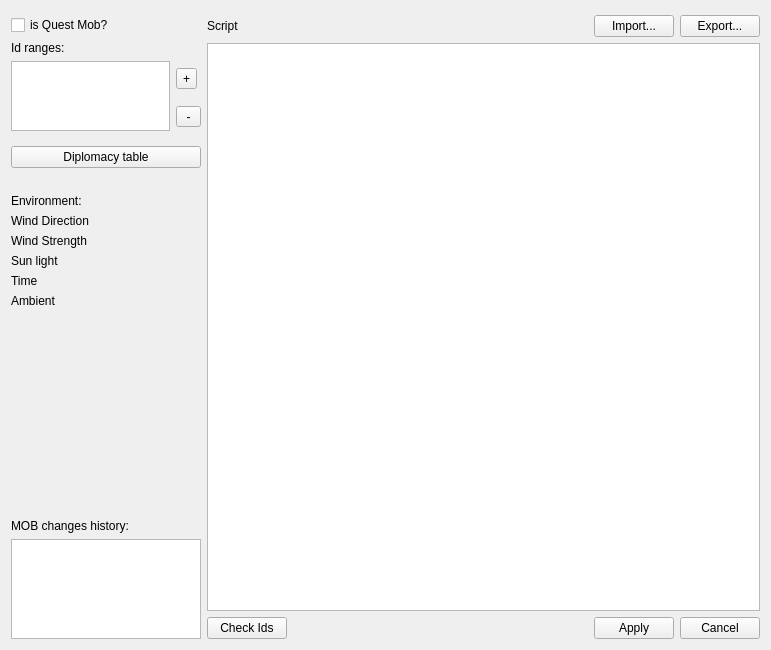
Above: mob_parameters.ui from konstvest/ei_maper before the change. Below: the same form after it.
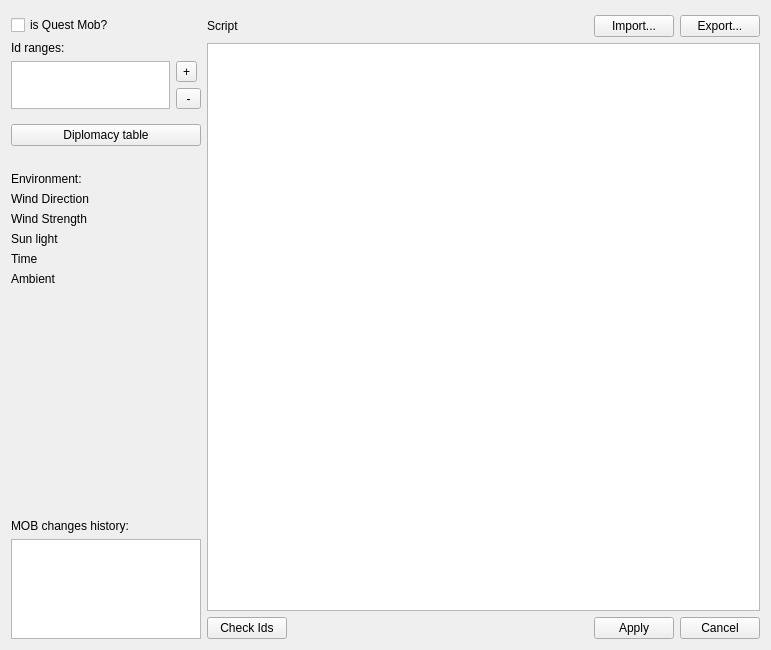
That is the form after the change.

Commit message: added ranges form with int validator

The edit to the form file:
```diff
--- a/mob_parameters.ui
+++ b/mob_parameters.ui
@@ -58,25 +58,11 @@
       </widget>
      </item>
      <item>
-      <layout class="QGridLayout" name="gridLayout">
-       <item row="0" column="1">
-        <widget class="QToolButton" name="button_plusRanges">
-         <property name="text">
-          <string>+</string>
-         </property>
-        </widget>
-       </item>
-       <item row="1" column="1">
-        <widget class="QToolButton" name="button_minusRanges">
-         <property name="text">
-          <string> - </string>
-         </property>
-        </widget>
-       </item>
-       <item row="0" column="0" rowspan="2">
+      <layout class="QHBoxLayout" name="horizontalLayout">
+       <item>
         <widget class="QListWidget" name="listRanges">
          <property name="sizePolicy">
-          <sizepolicy hsizetype="Preferred" vsizetype="Preferred">
+          <sizepolicy hsizetype="Preferred" vsizetype="Ignored">
            <horstretch>0</horstretch>
            <verstretch>0</verstretch>
           </sizepolicy>
@@ -107,6 +93,27 @@
          </property>
         </widget>
        </item>
+       <item>
+        <layout class="QVBoxLayout" name="verticalLayout">
+         <property name="rightMargin">
+          <number>0</number>
+         </property>
+         <item>
+          <widget class="QToolButton" name="button_plusRanges">
+           <property name="text">
+            <string>+</string>
+           </property>
+          </widget>
+         </item>
+         <item>
+          <widget class="QToolButton" name="button_minusRanges">
+           <property name="text">
+            <string> - </string>
+           </property>
+          </widget>
+         </item>
+        </layout>
+       </item>
       </layout>
      </item>
      <item>
```
The commit also changes 8 other files.
